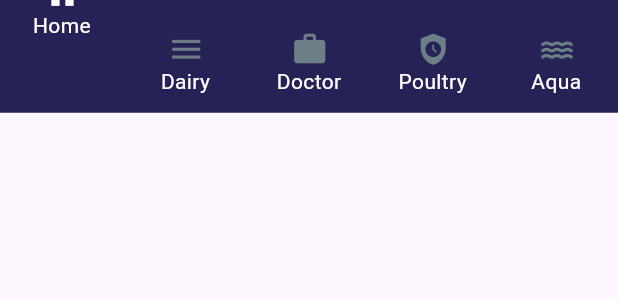
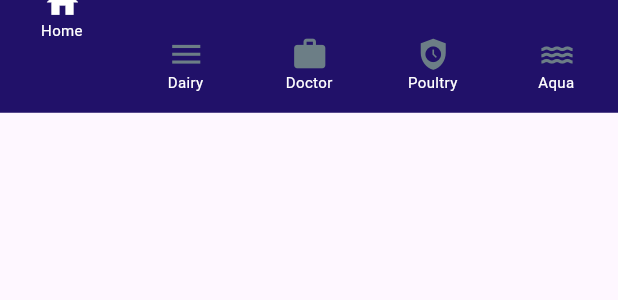
Before and after one commit to Farihazultana/Vet-Health, a Flutter app: the MyBottomNavbar widget shown alone on an empty page, opened directly, on a phone screen of 412 x 824 dp. Shown: the top 300 px of the screen. Run offline on Flutter 3.47's test engine with Material 2 defaults, Android fonts, the phone set to English and light mode, and no system bars; drawn by our look-alikes of curved_navigation_bar; our stand-ins replace carousel_slider, smooth_page_indicator.

Commit message:
Customised Widgets

```diff
--- a/vet_health/lib/custom widgets/my_bottomNavbar.dart
+++ b/vet_health/lib/custom widgets/my_bottomNavbar.dart
@@ -1,5 +1,11 @@
 import 'package:curved_navigation_bar/curved_navigation_bar.dart';
 import 'package:flutter/material.dart';
+
+import '../views/aquaPage.dart';
+import '../views/dairyPage.dart';
+import '../views/doctorPage.dart';
+import '../views/homepage.dart';
+import '../views/poultryPage.dart';
 
 class MyBottomNavbar extends StatefulWidget {
   const MyBottomNavbar({super.key});
@@ -10,11 +16,18 @@ class MyBottomNavbar extends StatefulWidget {
 
 class _MyBottomNavbarState extends State<MyBottomNavbar> {
   int selectedIndex = 0;
+  final List<Widget> _pages = [
+    const HomePage(),
+    const DairyPage(),
+    const DoctorPage(),
+    const PoultryPage(),
+    const AquaPage(),
+  ];
   @override
   Widget build(BuildContext context) {
     return CurvedNavigationBar(
-      backgroundColor: const Color.fromARGB(255, 39, 34, 85),
-      color: const Color.fromARGB(255, 39, 34, 85),
+      backgroundColor: const Color.fromARGB(255, 33, 17, 105),
+      color: const Color.fromARGB(255, 33, 17, 105),
       animationDuration: const Duration(milliseconds: 200),
       onTap: (index) {
         print(index);
@@ -69,14 +82,14 @@ class _MyBottomNavbarState extends State<MyBottomNavbar> {
         children: [
           CircleAvatar(
             backgroundColor: Colors.transparent,
-            radius: 12, // Adjust the radius as needed
+            radius: 12,
             child:
                 Center(child: Icon(iconData, size: 25, color: backgroundColor)),
           ),
-          //const SizedBox(height: 3), // Adjust the spacing between icon and text
+
           Text(
             label,
-            style: const TextStyle(color: Colors.white),
+            style: const TextStyle(color: Colors.white, fontSize: 10),
           ),
         ],
       ),
```
Also changed, not shown: vet_health/lib/custom widgets/my_searchBar.dart (added, +58 -0 lines).
